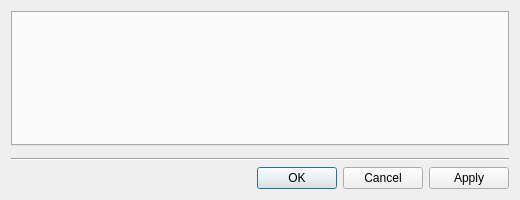
networkoptix/nx_open, file client/nx_client_desktop/src/nx/client/desktop/resource_properties/camera/camera_settings_dialog.ui: the form before one commit.
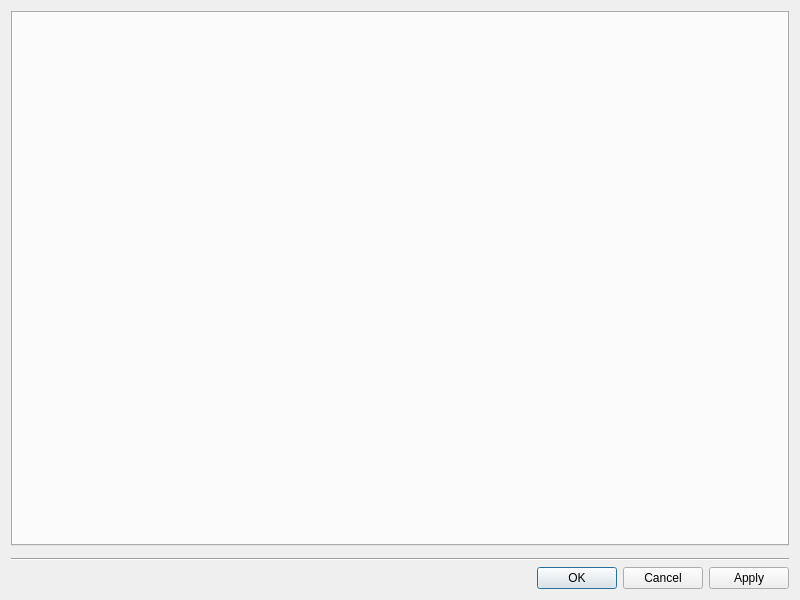
The form after the commit. Custom widgets are drawn as their Qt base class.

Patch:
```diff
--- a/client/nx_client_desktop/src/nx/client/desktop/resource_properties/camera/camera_settings_dialog.ui
+++ b/client/nx_client_desktop/src/nx/client/desktop/resource_properties/camera/camera_settings_dialog.ui
@@ -6,8 +6,8 @@
    <rect>
     <x>0</x>
     <y>0</y>
-    <width>520</width>
-    <height>200</height>
+    <width>800</width>
+    <height>600</height>
    </rect>
   </property>
   <layout class="QVBoxLayout" name="verticalLayout">
```
